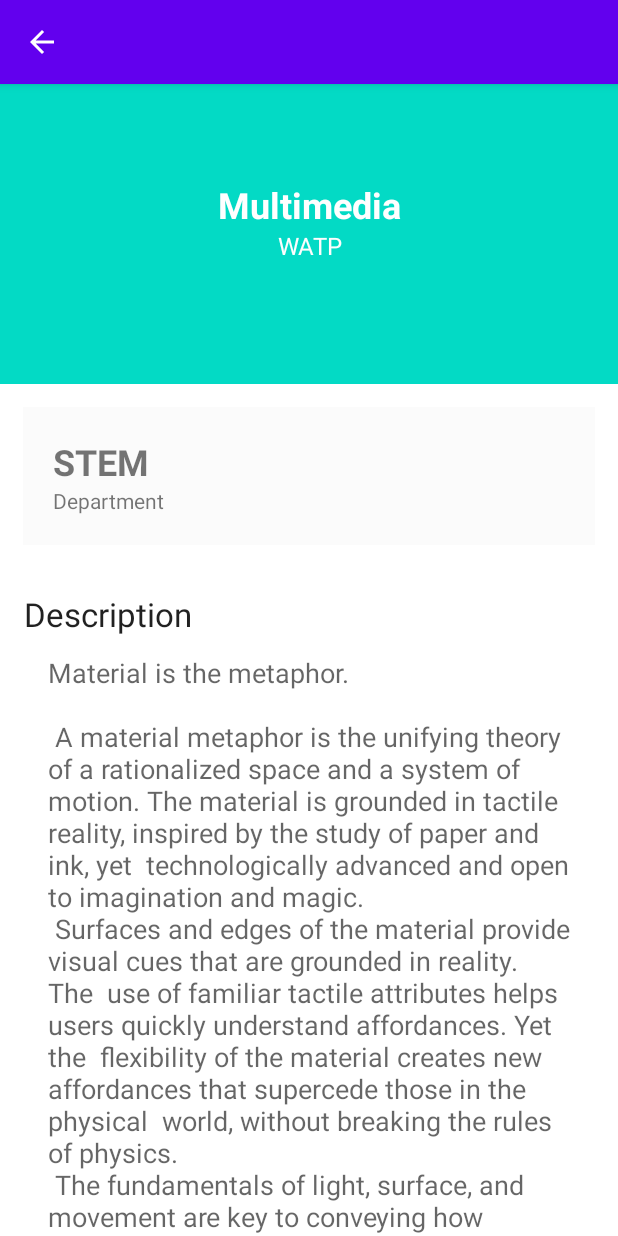
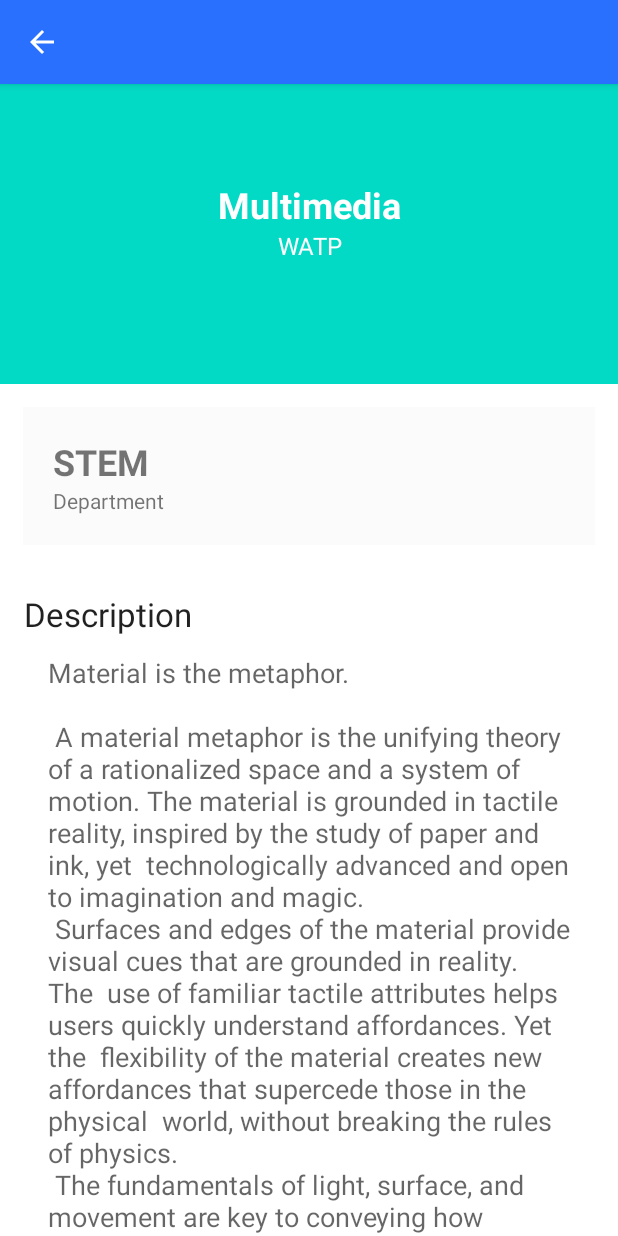
Before and after one commit to johnmickorpnt/SMSHS, an Android app: the SubjectActivity screen opened directly, with no data from a screen before it, on a phone screen of 412 x 824 dp. Run offline under Robolectric (Android 15) with nearby library versions, the phone set to English and light mode, and no system bars; our stand-ins replace Picasso; pictures from the network do not load.

Commit message:
Changed tool bar color

```diff
--- a/app/src/main/java/com/example/itcp/MyAccount.kt
+++ b/app/src/main/java/com/example/itcp/MyAccount.kt
@@ -1,5 +1,6 @@
 package com.example.itcp
 
+import android.graphics.drawable.ColorDrawable
 import android.os.Build
 import androidx.appcompat.app.AppCompatActivity
 import android.os.Bundle
@@ -7,6 +8,8 @@ import android.util.Log
 import android.view.MenuItem
 import android.widget.TextView
 import androidx.annotation.RequiresApi
+import androidx.appcompat.app.ActionBar
+import androidx.core.content.ContextCompat
 import com.example.itcp.api_files.InterfaceAPI
 import com.example.itcp.api_files.RetrofitClientInstance
 import com.example.itcp.data_classes.User
@@ -34,7 +37,10 @@ class MyAccount : AppCompatActivity() {
         dobText = findViewById(R.id.date_of_birth_text)
         addressText = findViewById(R.id.addressText)
         contactText = findViewById(R.id.contactText)
+        val actionBar: ActionBar? = supportActionBar
 
+        // set the background color
+        actionBar?.setBackgroundDrawable(ColorDrawable(ContextCompat.getColor(this, R.color.link_color)))
 
         supportActionBar?.setDisplayHomeAsUpEnabled(true)
         supportActionBar?.setDisplayShowTitleEnabled(false)
--- a/app/src/main/java/com/example/itcp/SubjectActivity.kt
+++ b/app/src/main/java/com/example/itcp/SubjectActivity.kt
@@ -4,6 +4,7 @@ import android.app.ProgressDialog
 import android.graphics.Bitmap
 import android.graphics.Color
 import android.graphics.drawable.BitmapDrawable
+import android.graphics.drawable.ColorDrawable
 import android.graphics.drawable.Drawable
 import android.os.Build
 import androidx.appcompat.app.AppCompatActivity
@@ -15,6 +16,8 @@ import android.view.MenuItem
 import android.widget.RelativeLayout
 import android.widget.TextView
 import androidx.annotation.RequiresApi
+import androidx.appcompat.app.ActionBar
+import androidx.core.content.ContextCompat
 import androidx.recyclerview.widget.RecyclerView
 import androidx.recyclerview.widget.StaggeredGridLayoutManager
 import com.example.itcp.adapters.ModulesAdapter
@@ -52,6 +55,10 @@ class SubjectActivity : AppCompatActivity() {
         super.onCreate(savedInstanceState)
         supportActionBar?.setDisplayHomeAsUpEnabled(true)
         supportActionBar?.setDisplayShowTitleEnabled(false)
+        val actionBar: ActionBar? = supportActionBar
+
+        // set the background color
+        actionBar?.setBackgroundDrawable(ColorDrawable(ContextCompat.getColor(this, R.color.link_color)))
         progressDialog = ProgressDialog(this)
         progressDialog.setMessage("Loading...")
         progressDialog.setCancelable(false)
```
Also changed, not shown: 1 other file.
